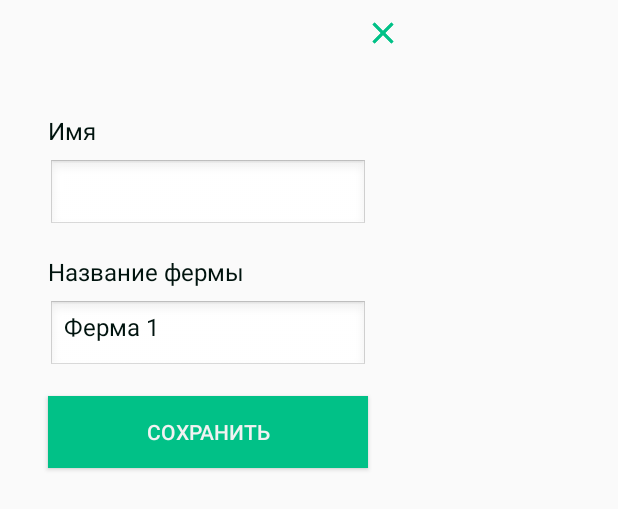
After one commit to jokermt235/CharbaKGAndroid, an Android app: the layout profile_settings_form.xml on its own in the app's theme, with its tools: preview values and no code run, on a phone screen of 412 x 824 dp. The commit adds this screen. Shown: the top 509 px of the screen. Run offline under Robolectric (Android 15) with nearby library versions, the phone set to English and light mode, and no system bars.

Commit message:
Adding profile settings form

```diff
--- a/app/src/main/res/layout/activity_home.xml
+++ b/app/src/main/res/layout/activity_home.xml
@@ -21,7 +21,7 @@
             android:layout_height="wrap_content"
             android:background="?attr/colorPrimary"
             android:minHeight="?attr/actionBarSize"
-            android:theme="?attr/actionBarTheme"
+            android:theme="@style/ThemeOverlay.MaterialComponents.ActionBar"
             app:title="@string/home"
             app:titleTextColor="@android:color/white" />
 
--- /dev/null
+++ b/app/src/main/res/layout/profile_settings_form.xml
@@ -0,0 +1,79 @@
+<?xml version="1.0" encoding="utf-8"?>
+<LinearLayout xmlns:android="http://schemas.android.com/apk/res/android"
+    android:layout_width="wrap_content"
+    android:layout_height="wrap_content"
+    xmlns:app="http://schemas.android.com/apk/res-auto"
+    android:orientation="vertical">
+    <LinearLayout
+        android:layout_width="match_parent"
+        android:layout_height="wrap_content"
+        android:gravity="right|center_vertical"
+        android:paddingTop="10dip"
+        android:paddingBottom="10dip">
+
+        <ImageButton
+            android:id="@+id/settingsFormCloseBtn"
+            android:layout_width="wrap_content"
+            android:layout_height="wrap_content"
+            android:layout_marginEnd="10dip"
+            android:background="@drawable/ic_close_black_24dp"
+            app:srcCompat="@drawable/ic_close_black_24dp" />
+    </LinearLayout>
+
+    <TextView
+        android:id="@+id/settingsNameTitle"
+        android:layout_width="match_parent"
+        android:layout_height="wrap_content"
+        android:layout_marginStart="32dp"
+        android:layout_marginTop="32dp"
+        android:layout_marginEnd="32dp"
+        android:text="@string/home_form_label_name"
+        android:textColor="@color/colorLabelDark"
+        android:textSize="16sp" />
+
+    <EditText
+        android:id="@+id/settingsName"
+        android:layout_width="match_parent"
+        android:layout_height="wrap_content"
+        android:layout_marginStart="32dp"
+        android:layout_marginTop="8dp"
+        android:layout_marginEnd="32dp"
+        android:background="@android:drawable/edit_text"
+        android:ems="10"
+        android:inputType="textPersonName" />
+
+    <TextView
+        android:id="@+id/settingsFarmLabel"
+        android:layout_width="match_parent"
+        android:layout_height="wrap_content"
+        android:layout_marginStart="32dp"
+        android:layout_marginTop="16dp"
+        android:layout_marginEnd="32dp"
+        android:text="@string/home_form_label_farm"
+        android:textColor="@color/colorLabelDark"
+        android:textSize="16sp" />
+
+    <TextView
+        android:id="@+id/settingsFarm"
+        android:layout_width="match_parent"
+        android:layout_height="wrap_content"
+        android:layout_marginStart="32dp"
+        android:layout_marginTop="8dp"
+        android:layout_marginEnd="32dp"
+        android:background="@android:drawable/edit_text"
+        android:text="@string/home_form_default_text"
+        android:textColor="@color/colorLabelDark"
+        android:textSize="16dp" />
+
+    <Button
+        android:id="@+id/settingsFormSaveBtn"
+        android:layout_width="match_parent"
+        android:layout_height="wrap_content"
+        android:layout_marginStart="32dp"
+        android:layout_marginTop="16dp"
+        android:layout_marginEnd="32dp"
+        android:layout_marginBottom="32dp"
+        android:background="@color/colorPrimary"
+        android:text="@string/save"
+        android:textColor="@color/ic_launcher_background" />
+</LinearLayout>
--- /dev/null
+++ b/app/src/main/res/menu/home_menu.xml
@@ -0,0 +1,6 @@
+<?xml version="1.0" encoding="utf-8"?>
+<menu xmlns:app="http://schemas.android.com/apk/res-auto"
+    xmlns:android="http://schemas.android.com/apk/res/android">
+    <item android:title="@string/home_menu_setting_title" />
+    <item android:title="@string/home_menu_logout" />
+</menu>
--- a/app/src/main/res/values/strings.xml
+++ b/app/src/main/res/values/strings.xml
@@ -63,4 +63,9 @@
     <string name="horse_donakey">Осел</string>
     <string name="horse_type">Тип парнокапытного</string>
     <string name="login_error_message">Неправильный номер или оператор связи!</string>
+    <string name="home_menu_setting_title">Настройки</string>
+    <string name="home_menu_logout">Выйти</string>
+    <string name="home_form_label_name">Имя</string>
+    <string name="home_form_label_farm">Название фермы</string>
+    <string name="home_form_default_text">Ферма 1</string>
 </resources>
```
Also changed, not shown: app/src/main/java/org/exesoft/charbakg/Modal/ProfileSettings.java (added, +34 -0 lines), app/src/main/java/org/exesoft/charbakg/View/HomeActivity.java (+28 -0 lines).
